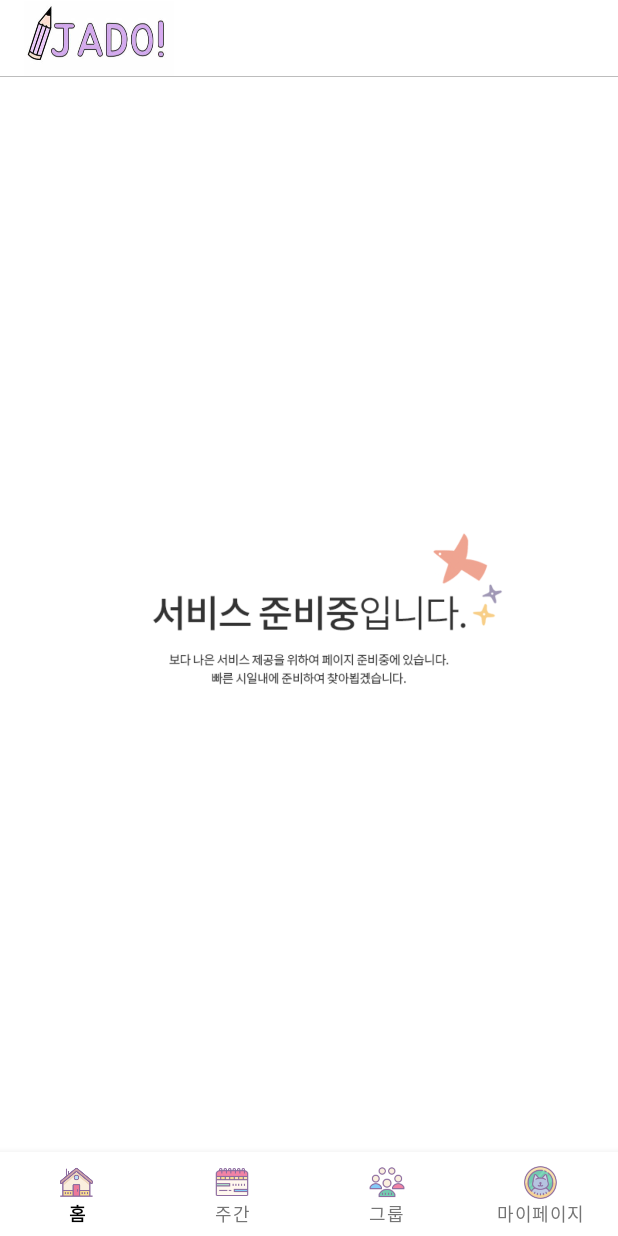
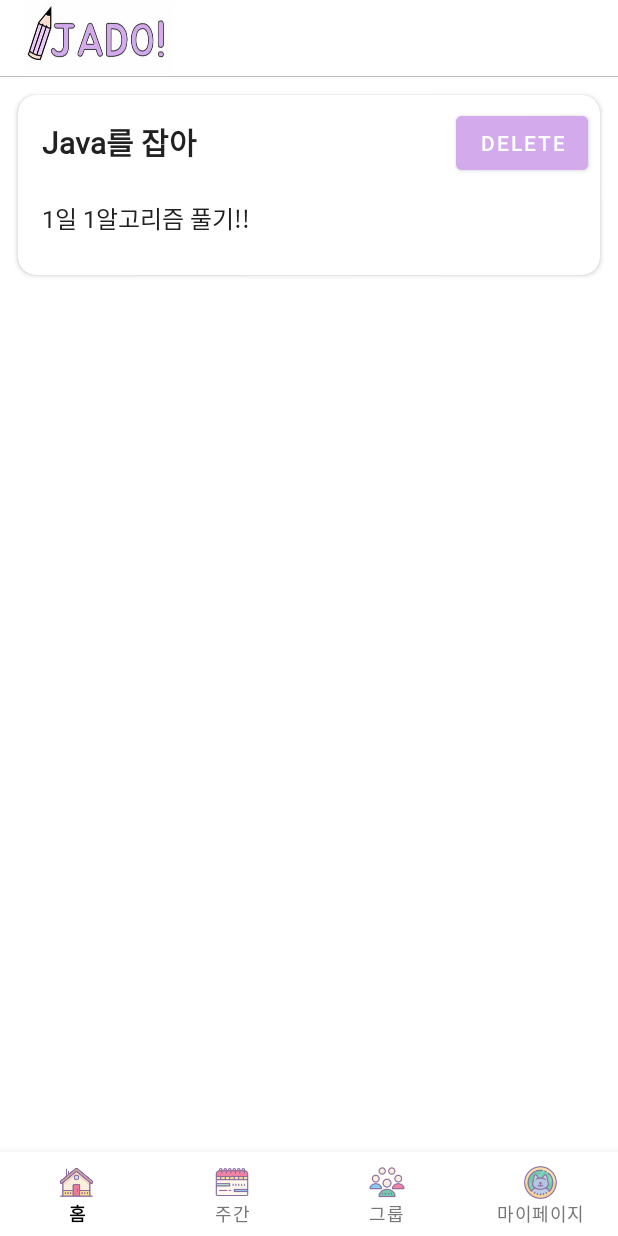
Before and after one commit to ddyeon/JadoProject, an Android app: the fragment GroupFragment placed in its activity, on a phone screen of 412 x 824 dp. Run offline under Robolectric (Android 15) with nearby library versions, the phone set to English and light mode, and no system bars; our stand-ins replace Firebase (no records; nobody signed in at launch, a user with empty details on screens opened directly), data binding; libraries missing offline, so code that uses them is left out: lib.kingja.switchbutton; 1 statement that could not run was skipped.

Commit message:
그룹 목록 list 추가

```diff
--- /dev/null
+++ b/JadoAndroid/app/src/main/java/com/example/jadoproject/GroupDetailFragment.kt
@@ -0,0 +1,21 @@
+package com.example.jadoproject
+
+import android.os.Bundle
+import androidx.fragment.app.Fragment
+import android.view.LayoutInflater
+import android.view.View
+import android.view.ViewGroup
+
+
+class GroupDetailFragment : Fragment() {
+
+    override fun onCreateView(
+        inflater: LayoutInflater, container: ViewGroup?,
+        savedInstanceState: Bundle?
+    ): View? {
+        // Inflate the layout for this fragment
+        return inflater.inflate(R.layout.fragment_group_detail, container, false)
+    }
+
+
+}
--- a/JadoAndroid/app/src/main/java/com/example/jadoproject/GroupFragment.kt
+++ b/JadoAndroid/app/src/main/java/com/example/jadoproject/GroupFragment.kt
@@ -5,55 +5,33 @@ import androidx.fragment.app.Fragment
 import android.view.LayoutInflater
 import android.view.View
 import android.view.ViewGroup
+import androidx.databinding.DataBindingUtil
+import androidx.recyclerview.widget.LinearLayoutManager
+import com.example.jadoproject.data.Group
+import com.example.jadoproject.databinding.FragmentGroupBinding
 
-// TODO: Rename parameter arguments, choose names that match
-// the fragment initialization parameters, e.g. ARG_ITEM_NUMBER
-private const val ARG_PARAM1 = "param1"
-private const val ARG_PARAM2 = "param2"
+class GroupFragment : Fragment() {
 
-/**
- * A simple [Fragment] subclass.
- * Use the [GroupFragment.newInstance] factory method to
- * create an instance of this fragment.
- */
-class GroupFragment : Fragment() {
-    // TODO: Rename and change types of parameters
-    private var param1: String? = null
-    private var param2: String? = null
-
-    override fun onCreate(savedInstanceState: Bundle?) {
-        super.onCreate(savedInstanceState)
-        arguments?.let {
-            param1 = it.getString(ARG_PARAM1)
-            param2 = it.getString(ARG_PARAM2)
-        }
-    }
-
+    private lateinit var binding : FragmentGroupBinding
     override fun onCreateView(
         inflater: LayoutInflater, container: ViewGroup?,
         savedInstanceState: Bundle?
     ): View? {
-        // Inflate the layout for this fragment
-        return inflater.inflate(R.layout.fragment_group, container, false)
+        binding = DataBindingUtil.inflate(layoutInflater, R.layout.fragment_group, container, false)
+
+        val item : ArrayList<Group> = arrayListOf()
+        val groups : Group = Group("Java를 잡아", "1일 1알고리즘 풀기!!")
+
+        item.add(groups)
+        setAdapter(item)
+
+        return binding.root
     }
 
-    companion object {
-        /**
-         * Use this factory method to create a new instance of
-         * this fragment using the provided parameters.
-         *
-         * @param param1 Parameter 1.
-         * @param param2 Parameter 2.
-         * @return A new instance of fragment GroupFragment.
-         */
-        // TODO: Rename and change types and number of parameters
-        @JvmStatic
-        fun newInstance(param1: String, param2: String) =
-            GroupFragment().apply {
-                arguments = Bundle().apply {
-                    putString(ARG_PARAM1, param1)
-                    putString(ARG_PARAM2, param2)
-                }
-            }
+    private fun setAdapter(items : ArrayList<Group>)
+    {
+        val adapter = GroupListAdapter(items)
+        binding.groupListRecyclerview.adapter = adapter
+        binding.groupListRecyclerview.layoutManager = LinearLayoutManager(context)
     }
 }
--- /dev/null
+++ b/JadoAndroid/app/src/main/java/com/example/jadoproject/GroupListAdapter.kt
@@ -0,0 +1,46 @@
+package com.example.jadoproject
+
+import android.view.LayoutInflater
+import android.view.View
+import android.view.ViewGroup
+import android.widget.TextView
+import androidx.recyclerview.widget.RecyclerView
+import com.example.jadoproject.data.Group
+
+class GroupListAdapter(items : ArrayList<Group>) : RecyclerView.Adapter<GroupListAdapter.GroupHolder>() {
+
+    private var item = items
+
+    override fun onCreateViewHolder(parent: ViewGroup, viewType: Int): GroupHolder {
+        return GroupHolder(
+            LayoutInflater.from(parent.context).inflate(R.layout.item_group, parent, false)
+        )
+    }
+
+    override fun getItemCount(): Int {
+        return item.size
+    }
+
+    override fun onBindViewHolder(holder: GroupHolder, position: Int) {
+        item?.let { it ->
+            (holder).bind(item[position])
+        }
+
+
+    }
+
+    class GroupHolder(itemview: View) : RecyclerView.ViewHolder(itemview) {
+
+        val groupName = itemView.findViewById<TextView>(R.id.group_name)
+        val groupGoal = itemView.findViewById<TextView>(R.id.group_goal)
+
+        fun bind(group: Group) {
+
+            groupName.text = group.title
+            groupGoal.text = group.goal
+        }
+
+
+    }
+
+}
--- /dev/null
+++ b/JadoAndroid/app/src/main/java/com/example/jadoproject/data/Group.kt
@@ -0,0 +1,10 @@
+package com.example.jadoproject.data
+
+import android.graphics.Paint
+import com.google.gson.annotations.SerializedName
+import javax.security.auth.Subject
+
+data class Group(
+    var title : String,
+    var goal : String
+)
--- a/JadoAndroid/app/src/main/res/layout/fragment_group.xml
+++ b/JadoAndroid/app/src/main/res/layout/fragment_group.xml
@@ -8,15 +8,17 @@
         android:layout_width="match_parent"
         android:layout_height="match_parent" >
 
-        <ImageView
-            android:layout_width="wrap_content"
+        <androidx.recyclerview.widget.RecyclerView
+            android:id="@+id/group_list_recyclerview"
+            android:layout_width="match_parent"
             android:layout_height="wrap_content"
-            android:src="@drawable/prepare"
-            app:layout_constraintBottom_toBottomOf="parent"
             app:layout_constraintEnd_toEndOf="parent"
             app:layout_constraintStart_toStartOf="parent"
-            app:layout_constraintTop_toTopOf="parent" />
+            app:layout_constraintTop_toTopOf="parent"
+            app:spanCount="2"
+            tools:listitem="@layout/item_group">
 
+        </androidx.recyclerview.widget.RecyclerView>
 
     </androidx.constraintlayout.widget.ConstraintLayout>
 </layout>
--- /dev/null
+++ b/JadoAndroid/app/src/main/res/layout/fragment_group_detail.xml
@@ -0,0 +1,14 @@
+<?xml version="1.0" encoding="utf-8"?>
+<FrameLayout xmlns:android="http://schemas.android.com/apk/res/android"
+    xmlns:tools="http://schemas.android.com/tools"
+    android:layout_width="match_parent"
+    android:layout_height="match_parent"
+    tools:context=".GroupDetailFragment">
+
+    <!-- TODO: Update blank fragment layout -->
+    <TextView
+        android:layout_width="match_parent"
+        android:layout_height="match_parent"
+        android:text="@string/hello_blank_fragment" />
+
+</FrameLayout>
--- /dev/null
+++ b/JadoAndroid/app/src/main/res/layout/item_group.xml
@@ -0,0 +1,60 @@
+<?xml version="1.0" encoding="utf-8"?>
+<layout xmlns:android="http://schemas.android.com/apk/res/android"
+    xmlns:app="http://schemas.android.com/apk/res-auto"
+    xmlns:tools="http://schemas.android.com/tools">
+
+    <androidx.cardview.widget.CardView
+        app:cardCornerRadius="12dp"
+        android:layout_marginHorizontal="12dp"
+        android:layout_marginVertical="12dp"
+        android:layout_width="match_parent"
+        android:layout_height="120dp" >
+
+        <androidx.constraintlayout.widget.ConstraintLayout
+            android:layout_width="match_parent"
+            android:layout_height="match_parent">
+
+
+            <TextView
+                android:id="@+id/group_name"
+                android:layout_width="wrap_content"
+                android:layout_height="wrap_content"
+                android:layout_marginStart="16dp"
+                android:layout_marginTop="16dp"
+                android:text="TextView"
+                android:textColor="#212121"
+                android:textStyle="bold"
+                android:fontFamily="@font/ilsanregual"
+                android:textSize="20dp"
+                app:layout_constraintStart_toStartOf="parent"
+                app:layout_constraintTop_toTopOf="parent" />
+
+            <TextView
+                android:id="@+id/group_goal"
+                android:layout_width="wrap_content"
+                android:layout_height="wrap_content"
+                android:layout_marginTop="24dp"
+                android:text="TextView"
+                android:textColor="#212121"
+                android:fontFamily="@font/ilsanregual"
+                android:textSize="16sp"
+                app:layout_constraintStart_toStartOf="@+id/group_name"
+                app:layout_constraintTop_toBottomOf="@+id/group_name" />
+
+            <Button
+                android:id="@+id/button"
+                android:layout_width="wrap_content"
+                android:layout_height="wrap_content"
+                android:layout_marginTop="8dp"
+                android:layout_marginEnd="8dp"
+                android:text="DELETE"
+                android:backgroundTint="@color/app_main_color"
+                app:layout_constraintEnd_toEndOf="parent"
+                app:layout_constraintTop_toTopOf="parent" />
+        </androidx.constraintlayout.widget.ConstraintLayout>
+
+    </androidx.cardview.widget.CardView>
+
+
+
+</layout>
```
